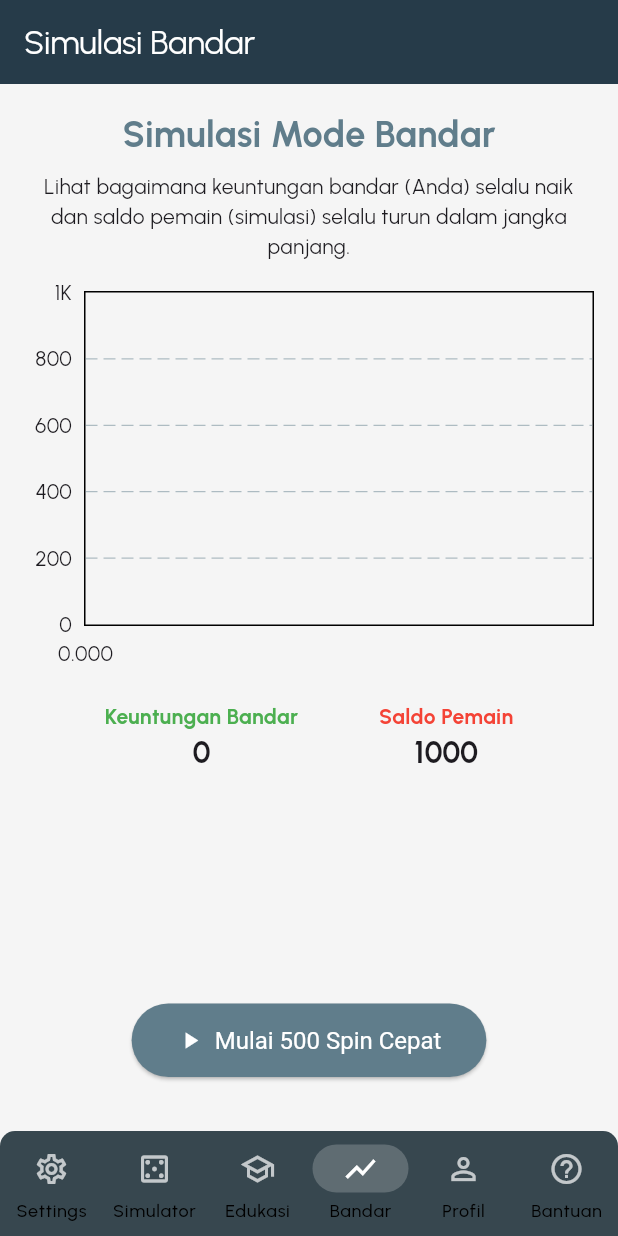
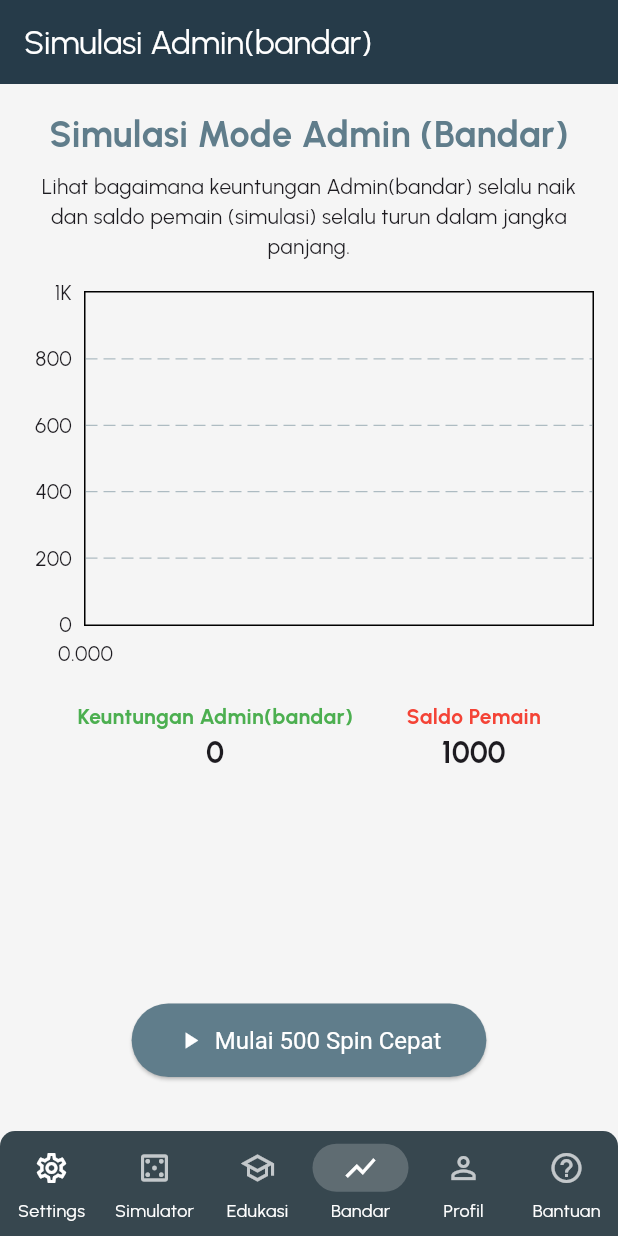
Before and after one commit to Fikri-rmd/skripsi_simulasi_gambling, a Flutter app: the SlotGameScreen screen opened directly, swiped to page 4, on a phone screen of 412 x 824 dp. Run offline on Flutter 3.47's test engine with Material 3 defaults, Android fonts, the phone set to English and light mode, and no system bars; drawn by our look-alikes of fl_chart, showcaseview; our stand-ins replace cloud_firestore, connectivity_plus, firebase_auth, firebase_core, font_awesome_flutter, google_fonts and 3 more; accounts and stored records are empty; network calls fail.

Commit message:
penambahan edukasi,perubahan warna dan tutorial

```diff
--- a/lib/main.dart
+++ b/lib/main.dart
@@ -4,7 +4,6 @@ import 'package:simulasi_slot/screens/login_screen.dart';
 import 'package:simulasi_slot/screens/onboarding_screen.dart';
 import 'package:simulasi_slot/screens/slot_game_screen.dart';
 import 'package:simulasi_slot/utils/game_logic.dart';
-// import 'package:firebase_auth101/test_slot.dart';
 import 'package:firebase_core/firebase_core.dart';
 import 'package:flutter/material.dart';
 import 'package:google_fonts/google_fonts.dart';
@@ -19,8 +18,6 @@ void main() async {
 
 class MyApp extends StatelessWidget {
   const MyApp({Key? key}) : super(key: key);
-
-  // This widget is the root of your application.
   @override
   Widget build(BuildContext context) {
     return MaterialApp(
--- a/lib/screens/bandar_mode_screen.dart
+++ b/lib/screens/bandar_mode_screen.dart
@@ -70,12 +70,12 @@ class _BandarModeScreenState extends State<BandarModeScreen> {
         child: Column(
           children: [
             const Text(
-              'Simulasi Mode Bandar',
+              'Simulasi Mode Admin (Bandar)',
               style: TextStyle(fontSize: 24, fontWeight: FontWeight.bold, color: Colors.blueGrey),
             ),
             const SizedBox(height: 8),
             const Text(
-              'Lihat bagaimana keuntungan bandar (Anda) selalu naik dan saldo pemain (simulasi) selalu turun dalam jangka panjang.',
+              'Lihat bagaimana keuntungan Admin(bandar) selalu naik dan saldo pemain (simulasi) selalu turun dalam jangka panjang.',
               textAlign: TextAlign.center,
             ),
             const SizedBox(height: 20),
@@ -116,7 +116,7 @@ class _BandarModeScreenState extends State<BandarModeScreen> {
               children: [
                 Column(
                   children: [
-                    const Text('Keuntungan Bandar', style: TextStyle(color: Colors.green, fontWeight: FontWeight.bold)),
+                    const Text('Keuntungan Admin(bandar)', style: TextStyle(color: Colors.green, fontWeight: FontWeight.bold)),
                     Text('${_casinoProfit.toStringAsFixed(0)}', style: const TextStyle(fontSize: 20, fontWeight: FontWeight.bold)),
                   ],
                 ),
--- a/lib/screens/onboarding_screen.dart
+++ b/lib/screens/onboarding_screen.dart
@@ -1,8 +1,7 @@
-// onboarding_screen.dart
 import 'package:simulasi_slot/screens/login_screen.dart';
 import 'package:flutter/material.dart';
 import 'package:shared_preferences/shared_preferences.dart';
-// import 'package:firebase_auth101/screens/welcome_screen.dart'; // Adjust import path
+
 
 class OnboardingScreen extends StatefulWidget {
   const OnboardingScreen({super.key});
--- a/lib/screens/slot_game_screen.dart
+++ b/lib/screens/slot_game_screen.dart
@@ -35,16 +35,16 @@ class _SlotGameScreenState extends State<SlotGameScreen> {
     'Pengaturan Probabilitas',
     'SIMULATOR EDUKASI JUDI',
     'Pusat Edukasi',
-    'Simulasi Bandar',
+    'Simulasi Admin(bandar)',
     'Profil Pengguna',
-    'Pusat Bantuan'
+    'Pusat Bantuan',
   ];
   final GlobalKey<ProfilePageState> _profilePageKey = GlobalKey<ProfilePageState>();
   final FirebaseFirestore _firestore = FirebaseFirestore.instance;
   int _totalSpinCounter = 0;
   int _spinCount = 0;
   bool _isSpinning = false;
-  int _currentNavIndex = 1;
+  int _currentNavIndex = 2;
   late PageController _pageController;
   List<List<ScrollController>> _scrollControllers = [];
   List<List<bool>> _isRolling = [];
@@ -587,14 +587,13 @@ class _SlotGameScreenState extends State<SlotGameScreen> {
             bool tutorialSelesai = prefs.getBool('tutorial_selesai_v2') ?? false;
             if (!tutorialSelesai && mounted) {
               WidgetsBinding.instance.addPostFrameCallback((_) {
-                // Alur tutorial baru sesuai permintaan Anda
                 ShowCaseWidget.of(context).startShowCase([
                   _keyEdukasi,
                   _keySettings,
                   _keyMesinSlot,
                   _keyTombolSpin,
                   _keyModeBandar,
-                  _keyBantuan
+                  _keyBantuan,
                 ]);
                 prefs.setBool('tutorial_selesai_v2', true);
               });
--- a/lib/utils/game_logic.dart
+++ b/lib/utils/game_logic.dart
@@ -190,7 +190,7 @@ class GameLogic {
     await prefs.setInt(_spinsSinceLastWinKey, spinsSinceLastWin);
   }
 
-  static List<List<String>> generateSymbols() {
+  static List<List<String>> generateSymbols(){
     bool isWin;
 
     if (_isCooldownActive && spinsSinceLastWin < settings.minSpinToWin) {
--- a/lib/widgets/bottom_nav_bar.dart
+++ b/lib/widgets/bottom_nav_bar.dart
@@ -27,6 +27,17 @@ class ModernBottomNavBar extends StatelessWidget {
           topLeft: Radius.circular(10),
           topRight: Radius.circular(10),
         ),
+        child: Theme(
+          data: Theme.of(context).copyWith(
+            navigationBarTheme: NavigationBarThemeData(
+              labelTextStyle: MaterialStateProperty.all(
+                const TextStyle(
+                  color: Colors.white,
+                  fontSize: 12,
+                ),
+              ),
+            ),
+          ),
         child: NavigationBar(
           backgroundColor: Colors.blueGrey.shade800,
           elevation: 8,
@@ -40,9 +51,10 @@ class ModernBottomNavBar extends StatelessWidget {
         Showcase(
           key: keySettings,
           description: 'Sebelum simulasi, kunjungi halaman ini untuk mengatur probabilitas dan melihat bagaimana bandar bisa mengontrol peluang menang.',
-          child: const NavigationDestination(
-            icon: Icon(Icons.settings_outlined, color: Colors.white70),
+            child: const NavigationDestination(
+            icon: Icon(Icons.settings_outlined, color: Colors.white),
             selectedIcon: Icon(Icons.settings, color: Colors.white),
+
             label: 'Settings',
           ),
         ),
@@ -92,6 +104,7 @@ class ModernBottomNavBar extends StatelessWidget {
           ],
         ),
       ),
+    ),
     );
   }
 }
```
